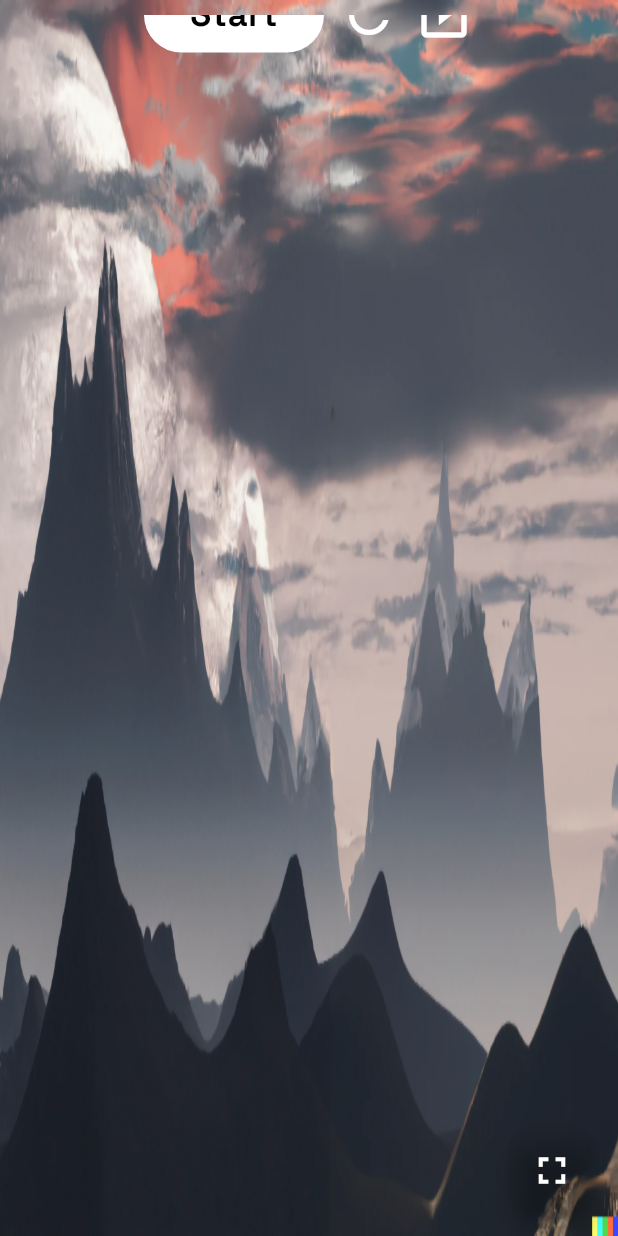
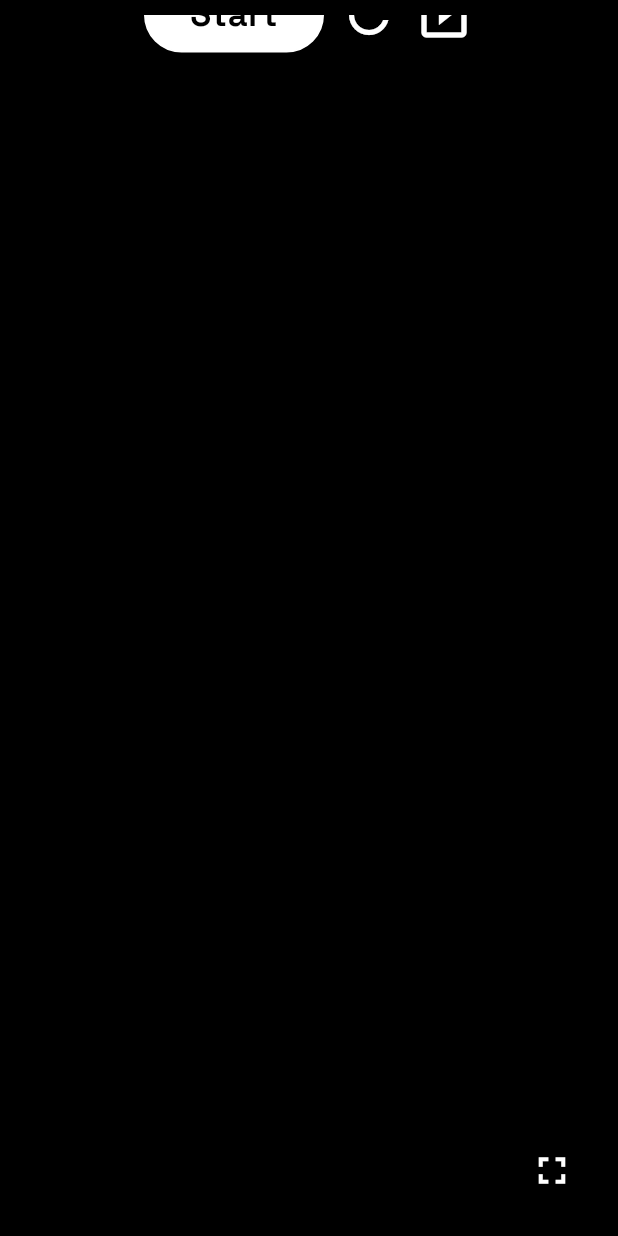
Before and after one commit to varunlohade/Pomodoro_web, a Flutter app: the screen it shows after launch, scrolled down 576 dp, on a phone screen of 412 x 824 dp. Run offline on Flutter 3.47's test engine with Material 2 defaults, Android fonts, the phone set to English and light mode, and no system bars; our stand-ins replace animated_text_kit, circular_countdown_timer, google_fonts, page_transition; missing offline and left inert: dart:html.

Commit message:
black background

```diff
--- a/lib/screens/HomeScreen.dart
+++ b/lib/screens/HomeScreen.dart
@@ -172,7 +172,7 @@ class _HomeScreenState extends State<HomeScreen> {
                 child: floatingFullScreen()),
         backgroundColor: Colors.black,
         body: Container(
-          decoration: slideShowboxDecoration(),
+          decoration: isStartSlideShow?slideShowboxDecoration(): null,
           child: Padding(
             padding: const EdgeInsets.all(10.0),
             child: SingleChildScrollView(
```
Also changed, not shown: 1 other file.
